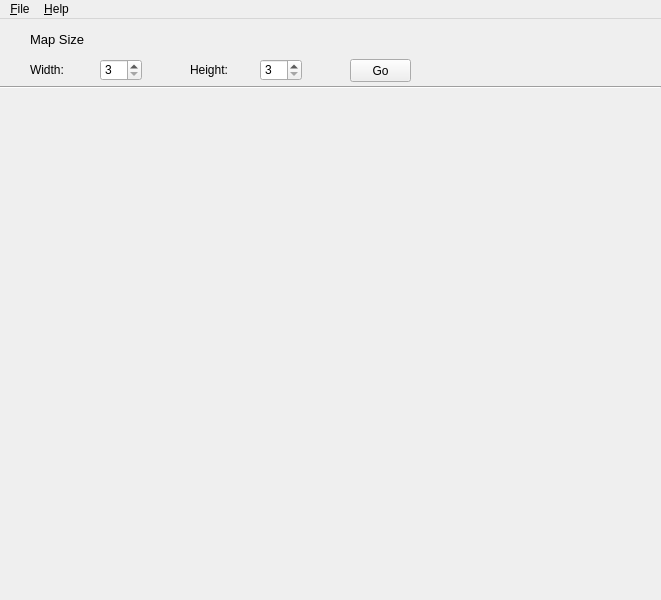
Before: the Qt Designer form Project/DnD_Game/mapcreator.ui in ChrisMukherjee/COMP345-Project, drawn with Qt 5.
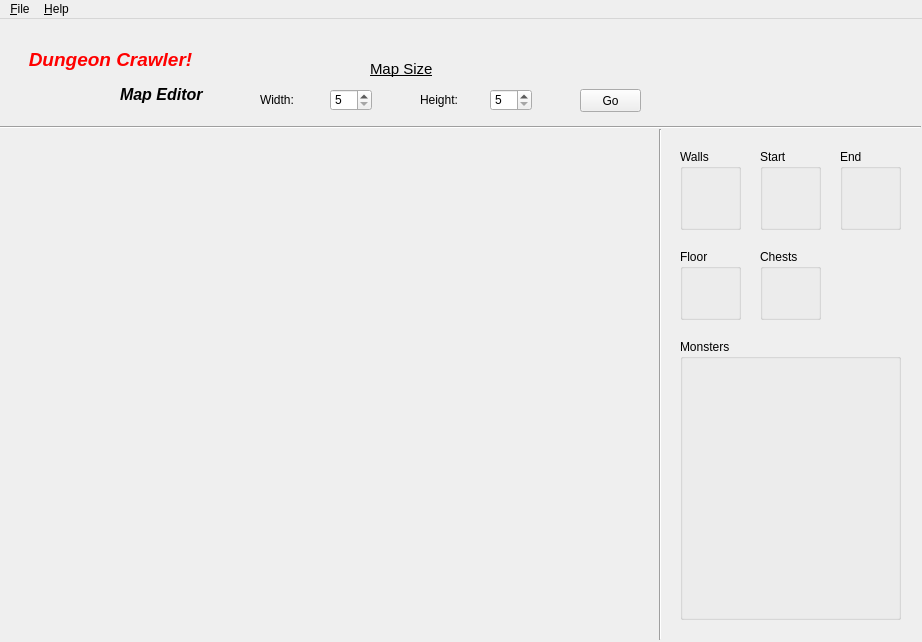
After: the same form once the commit is applied. Icons and pictures are not drawn. Custom widgets are drawn as their Qt base class.

Patch:
```diff
--- a/Project/DnD_Game/mapcreator.ui
+++ b/Project/DnD_Game/mapcreator.ui
@@ -6,8 +6,8 @@
    <rect>
     <x>0</x>
     <y>0</y>
-    <width>661</width>
-    <height>600</height>
+    <width>922</width>
+    <height>642</height>
    </rect>
   </property>
   <property name="windowTitle">
@@ -20,8 +20,8 @@
    <widget class="QPushButton" name="goButton">
     <property name="geometry">
      <rect>
-      <x>350</x>
-      <y>40</y>
+      <x>580</x>
+      <y>70</y>
       <width>61</width>
       <height>23</height>
      </rect>
@@ -33,8 +33,8 @@
    <widget class="QLabel" name="widthLabel">
     <property name="geometry">
      <rect>
-      <x>30</x>
-      <y>40</y>
+      <x>260</x>
+      <y>70</y>
       <width>46</width>
       <height>21</height>
      </rect>
@@ -46,8 +46,8 @@
    <widget class="QLabel" name="heightLabel">
     <property name="geometry">
      <rect>
-      <x>190</x>
-      <y>40</y>
+      <x>420</x>
+      <y>70</y>
       <width>46</width>
       <height>21</height>
      </rect>
@@ -60,8 +60,8 @@
     <property name="geometry">
      <rect>
       <x>0</x>
-      <y>60</y>
-      <width>661</width>
+      <y>100</y>
+      <width>921</width>
       <height>16</height>
      </rect>
     </property>
@@ -72,47 +72,32 @@
    <widget class="QLabel" name="sizeLabel">
     <property name="geometry">
      <rect>
-      <x>30</x>
-      <y>10</y>
-      <width>61</width>
+      <x>370</x>
+      <y>40</y>
+      <width>71</width>
       <height>21</height>
      </rect>
     </property>
     <property name="text">
-     <string>&lt;html&gt;&lt;head/&gt;&lt;body&gt;&lt;p&gt;&lt;span style=&quot; font-size:10pt;&quot;&gt;Map Size&lt;/span&gt;&lt;/p&gt;&lt;/body&gt;&lt;/html&gt;</string>
+     <string>&lt;html&gt;&lt;head/&gt;&lt;body&gt;&lt;p&gt;&lt;span style=&quot; font-size:11pt; text-decoration: underline;&quot;&gt;Map Size&lt;/span&gt;&lt;/p&gt;&lt;/body&gt;&lt;/html&gt;</string>
     </property>
    </widget>
    <widget class="QWidget" name="gridLayoutWidget">
     <property name="geometry">
      <rect>
       <x>20</x>
-      <y>90</y>
+      <y>130</y>
       <width>621</width>
       <height>471</height>
      </rect>
     </property>
-    <layout class="QGridLayout" name="gridLayout">
-     <item row="0" column="0">
-      <widget class="QLabel" name="label1">
-       <property name="text">
-        <string/>
-       </property>
-      </widget>
-     </item>
-     <item row="0" column="1">
-      <widget class="QLabel" name="label2">
-       <property name="text">
-        <string/>
-       </property>
-      </widget>
-     </item>
-    </layout>
+    <layout class="QGridLayout" name="gridLayout"/>
    </widget>
    <widget class="QSpinBox" name="wValue">
     <property name="geometry">
      <rect>
-      <x>100</x>
-      <y>40</y>
+      <x>330</x>
+      <y>70</y>
       <width>42</width>
       <height>22</height>
      </rect>
@@ -121,17 +106,20 @@
      <string>Min = 3, Max = 20</string>
     </property>
     <property name="minimum">
-     <number>3</number>
+     <number>5</number>
     </property>
     <property name="maximum">
-     <number>20</number>
+     <number>30</number>
+    </property>
+    <property name="value">
+     <number>5</number>
     </property>
    </widget>
    <widget class="QSpinBox" name="hValue">
     <property name="geometry">
      <rect>
-      <x>260</x>
-      <y>40</y>
+      <x>490</x>
+      <y>70</y>
       <width>42</width>
       <height>22</height>
      </rect>
@@ -140,10 +128,226 @@
      <string>Min = 3, Max = 20</string>
     </property>
     <property name="minimum">
-     <number>3</number>
+     <number>5</number>
     </property>
     <property name="maximum">
-     <number>20</number>
+     <number>30</number>
+    </property>
+    <property name="value">
+     <number>5</number>
+    </property>
+   </widget>
+   <widget class="Line" name="line_2">
+    <property name="geometry">
+     <rect>
+      <x>650</x>
+      <y>110</y>
+      <width>20</width>
+      <height>511</height>
+     </rect>
+    </property>
+    <property name="orientation">
+     <enum>Qt::Vertical</enum>
+    </property>
+   </widget>
+   <widget class="QGroupBox" name="wallGroup">
+    <property name="geometry">
+     <rect>
+      <x>680</x>
+      <y>130</y>
+      <width>61</width>
+      <height>81</height>
+     </rect>
+    </property>
+    <property name="title">
+     <string>Walls</string>
+    </property>
+    <widget class="ClickLabel" name="wallImage">
+     <property name="geometry">
+      <rect>
+       <x>10</x>
+       <y>30</y>
+       <width>41</width>
+       <height>41</height>
+      </rect>
+     </property>
+     <property name="text">
+      <string/>
+     </property>
+     <property name="pixmap">
+      <pixmap resource="images.qrc">:/images/wall.png</pixmap>
+     </property>
+    </widget>
+   </widget>
+   <widget class="QGroupBox" name="startGroup">
+    <property name="geometry">
+     <rect>
+      <x>760</x>
+      <y>130</y>
+      <width>61</width>
+      <height>81</height>
+     </rect>
+    </property>
+    <property name="title">
+     <string>Start</string>
+    </property>
+    <widget class="ClickLabel" name="startImage">
+     <property name="geometry">
+      <rect>
+       <x>10</x>
+       <y>20</y>
+       <width>31</width>
+       <height>51</height>
+      </rect>
+     </property>
+     <property name="text">
+      <string/>
+     </property>
+     <property name="pixmap">
+      <pixmap resource="images.qrc">:/images/startdoor.png</pixmap>
+     </property>
+    </widget>
+   </widget>
+   <widget class="QGroupBox" name="endGroup">
+    <property name="geometry">
+     <rect>
+      <x>840</x>
+      <y>130</y>
+      <width>61</width>
+      <height>81</height>
+     </rect>
+    </property>
+    <property name="title">
+     <string>End</string>
+    </property>
+    <widget class="ClickLabel" name="endImage">
+     <property name="geometry">
+      <rect>
+       <x>10</x>
+       <y>20</y>
+       <width>31</width>
+       <height>51</height>
+      </rect>
+     </property>
+     <property name="text">
+      <string/>
+     </property>
+     <property name="pixmap">
+      <pixmap resource="images.qrc">:/images/enddoor.png</pixmap>
+     </property>
+    </widget>
+   </widget>
+   <widget class="QGroupBox" name="chestGroup">
+    <property name="geometry">
+     <rect>
+      <x>760</x>
+      <y>230</y>
+      <width>61</width>
+      <height>71</height>
+     </rect>
+    </property>
+    <property name="title">
+     <string>Chests</string>
+    </property>
+    <widget class="ClickLabel" name="chestImage">
+     <property name="geometry">
+      <rect>
+       <x>10</x>
+       <y>20</y>
+       <width>41</width>
+       <height>41</height>
+      </rect>
+     </property>
+     <property name="text">
+      <string/>
+     </property>
+     <property name="pixmap">
+      <pixmap resource="images.qrc">:/images/chest.png</pixmap>
+     </property>
+    </widget>
+   </widget>
+   <widget class="QGroupBox" name="monsterGroup">
+    <property name="geometry">
+     <rect>
+      <x>680</x>
+      <y>320</y>
+      <width>221</width>
+      <height>281</height>
+     </rect>
+    </property>
+    <property name="title">
+     <string>Monsters</string>
+    </property>
+    <widget class="ClickLabel" name="ratImage">
+     <property name="geometry">
+      <rect>
+       <x>10</x>
+       <y>20</y>
+       <width>46</width>
+       <height>41</height>
+      </rect>
+     </property>
+     <property name="text">
+      <string/>
+     </property>
+     <property name="pixmap">
+      <pixmap resource="images.qrc">:/images/rat.png</pixmap>
+     </property>
+    </widget>
+   </widget>
+   <widget class="QGroupBox" name="emptyGroup">
+    <property name="geometry">
+     <rect>
+      <x>680</x>
+      <y>230</y>
+      <width>61</width>
+      <height>71</height>
+     </rect>
+    </property>
+    <property name="title">
+     <string>Floor</string>
+    </property>
+    <widget class="ClickLabel" name="emptyImage">
+     <property name="geometry">
+      <rect>
+       <x>10</x>
+       <y>20</y>
+       <width>41</width>
+       <height>41</height>
+      </rect>
+     </property>
+     <property name="text">
+      <string/>
+     </property>
+     <property name="pixmap">
+      <pixmap resource="images.qrc">:/images/mud.png</pixmap>
+     </property>
+    </widget>
+   </widget>
+   <widget class="QLabel" name="mapText">
+    <property name="geometry">
+     <rect>
+      <x>120</x>
+      <y>60</y>
+      <width>111</width>
+      <height>31</height>
+     </rect>
+    </property>
+    <property name="text">
+     <string>&lt;html&gt;&lt;head/&gt;&lt;body&gt;&lt;p&gt;&lt;span style=&quot; font-size:12pt; font-weight:600; font-style:italic;&quot;&gt;Map Editor&lt;/span&gt;&lt;/p&gt;&lt;/body&gt;&lt;/html&gt;</string>
+    </property>
+   </widget>
+   <widget class="QLabel" name="titleText">
+    <property name="geometry">
+     <rect>
+      <x>0</x>
+      <y>10</y>
+      <width>221</width>
+      <height>61</height>
+     </rect>
+    </property>
+    <property name="text">
+     <string>&lt;html&gt;&lt;head/&gt;&lt;body&gt;&lt;p align=&quot;center&quot;&gt;&lt;span style=&quot; font-size:14pt; font-weight:600; font-style:italic; color:#ff0000;&quot;&gt;Dungeon Crawler!&lt;/span&gt;&lt;/p&gt;&lt;/body&gt;&lt;/html&gt;</string>
     </property>
    </widget>
   </widget>
@@ -152,7 +356,7 @@
     <rect>
      <x>0</x>
      <y>0</y>
-     <width>661</width>
+     <width>922</width>
      <height>21</height>
     </rect>
    </property>
@@ -223,6 +427,13 @@
    </property>
   </action>
  </widget>
+ <customwidgets>
+  <customwidget>
+   <class>ClickLabel</class>
+   <extends>QLabel</extends>
+   <header>clicklabel.h</header>
+  </customwidget>
+ </customwidgets>
  <tabstops>
   <tabstop>goButton</tabstop>
  </tabstops>
```
Left out of the diff: 10 changed lines with no effect on the pictures.
